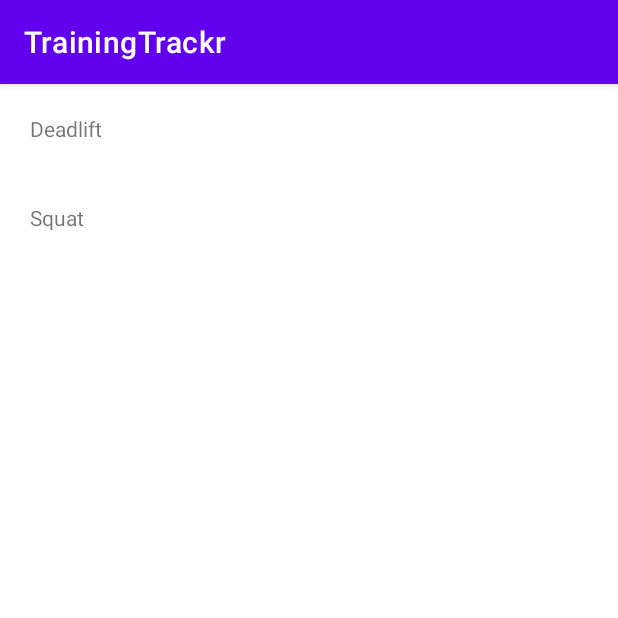
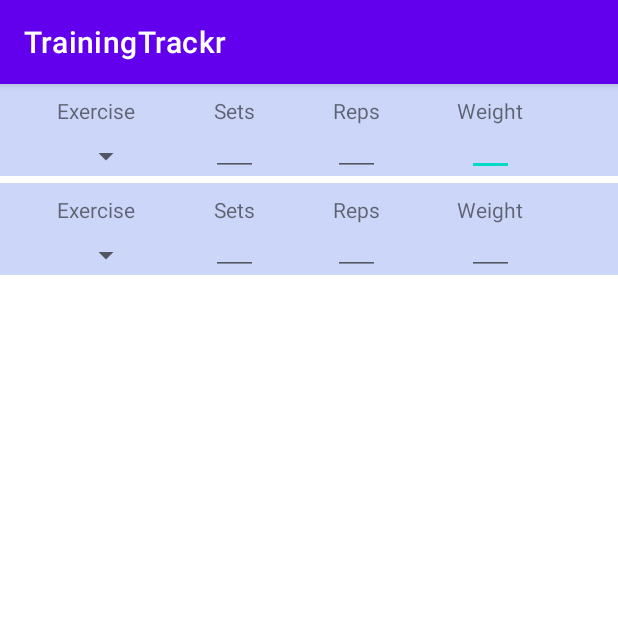
Before and after one commit to mandi234/TrainingTrackr, an Android app: the TrainingActivity screen opened directly, with no data from a screen before it, on a phone screen of 412 x 824 dp, the top half of it. Run offline under Robolectric (Android 15) with nearby library versions, the phone set to English and light mode, and no system bars.

Commit message:
Modify viewHolder view to be somewhat ok

```diff
--- a/app/src/main/java/com/example/trainingtrackr/TrainingActivity.java
+++ b/app/src/main/java/com/example/trainingtrackr/TrainingActivity.java
@@ -2,9 +2,12 @@ package com.example.trainingtrackr;
 
 import androidx.appcompat.app.AppCompatActivity;
 import androidx.recyclerview.widget.DefaultItemAnimator;
+import androidx.recyclerview.widget.DividerItemDecoration;
 import androidx.recyclerview.widget.LinearLayoutManager;
 import androidx.recyclerview.widget.RecyclerView;
 
+import android.annotation.SuppressLint;
+import android.graphics.drawable.Drawable;
 import android.os.Bundle;
 
 import com.example.trainingtrackr.adapters.TrainingAdapter;
@@ -25,14 +28,15 @@ public class TrainingActivity extends AppCompatActivity {
         recyclerView = findViewById(R.id.training_recycler_view);
         exercisesList = new ArrayList<>();
 
-        exercisesList.add(new Exercise("Deadlift", 5, 5, 50, "Test notki"));
-        exercisesList.add(new Exercise("Squat", 2, 8, 150, "Test notki2"));
-        exercisesList.add();
+        exercisesList.add(new Exercise("Agata jest", 5, 5, 50, "Test notki"));
+        exercisesList.add(new Exercise("SUPER!", 2, 8, 150, "Test notki2"));
+
         initAdapter();
 
 
     }
 
+    @SuppressLint("UseCompatLoadingForDrawables")
     private void initAdapter() {
         TrainingAdapter trainingAdapter = new TrainingAdapter(exercisesList);
         RecyclerView.LayoutManager layoutManager =  new LinearLayoutManager(getApplicationContext());
@@ -40,5 +44,9 @@ public class TrainingActivity extends AppCompatActivity {
         recyclerView.setAdapter(trainingAdapter);
         recyclerView.setItemAnimator(new DefaultItemAnimator());
 
+        DividerItemDecoration dividerItemDecoration = new DividerItemDecoration(recyclerView.getContext(), DividerItemDecoration.VERTICAL);
+        dividerItemDecoration.setDrawable(getResources().getDrawable(R.drawable.exercise_item_divider));
+        recyclerView.addItemDecoration(dividerItemDecoration);
+
     }
 }
--- a/app/src/main/java/com/example/trainingtrackr/adapters/TrainingAdapter.java
+++ b/app/src/main/java/com/example/trainingtrackr/adapters/TrainingAdapter.java
@@ -11,7 +11,6 @@ import androidx.recyclerview.widget.RecyclerView;
 
 import com.example.trainingtrackr.R;
 import com.example.trainingtrackr.model.Exercise;
-import com.example.trainingtrackr.model.Training;
 
 import org.jetbrains.annotations.NotNull;
 
@@ -38,7 +37,7 @@ public class TrainingAdapter extends RecyclerView.Adapter<TrainingAdapter.Excerc
     @Override
     public void onBindViewHolder(@NonNull @NotNull TrainingAdapter.ExcerciseViewHolder holder, int position) {
         String exerciseName = exercisesList.get(position).getName();
-        holder.exerciseNameTextView.setText(exerciseName);
+
     }
 
     @Override
@@ -48,11 +47,11 @@ public class TrainingAdapter extends RecyclerView.Adapter<TrainingAdapter.Excerc
 
     public class ExcerciseViewHolder extends RecyclerView.ViewHolder {
 
-        private TextView exerciseNameTextView;
+
 
         public ExcerciseViewHolder(@NonNull @NotNull View itemView) {
             super(itemView);
-            exerciseNameTextView = itemView.findViewById(R.id.exercise_name_tv);
+
 
         }
     }
--- /dev/null
+++ b/app/src/main/res/drawable/exercise_item_divider.xml
@@ -0,0 +1,5 @@
+<shape xmlns:android="http://schemas.android.com/apk/res/android"
+    android:shape="rectangle">
+    <solid android:color="@color/white"/>
+    <size android:height="4.5dp"/>
+</shape>
--- a/app/src/main/res/layout/exercise_card_layout.xml
+++ b/app/src/main/res/layout/exercise_card_layout.xml
@@ -3,19 +3,101 @@
     xmlns:app="http://schemas.android.com/apk/res-auto"
     xmlns:tools="http://schemas.android.com/tools"
     android:layout_width="match_parent"
-    android:layout_height="wrap_content">
+    android:layout_height="wrap_content"
+    android:background="#B7B9C6F6"
+    android:rotation="0"
+    android:rotationX="0"
+    android:rotationY="0">
+
+    <EditText
+        android:id="@+id/editTextNumber2"
+        android:layout_width="31dp"
+        android:layout_height="26dp"
+        android:layout_marginTop="8dp"
+        android:ems="10"
+        android:inputType="number"
+        app:layout_constraintEnd_toEndOf="@+id/textView6"
+        app:layout_constraintStart_toStartOf="@+id/textView6"
+        app:layout_constraintTop_toBottomOf="@+id/textView6" />
+
+    <EditText
+        android:id="@+id/editTextNumber3"
+        android:layout_width="31dp"
+        android:layout_height="26dp"
+        android:layout_marginTop="8dp"
+        android:ems="10"
+        android:inputType="number"
+        app:layout_constraintEnd_toEndOf="@+id/textView5"
+        app:layout_constraintStart_toStartOf="@+id/textView5"
+        app:layout_constraintTop_toBottomOf="@+id/textView5" />
+
+    <Spinner
+        android:id="@+id/spinner"
+        android:layout_width="57dp"
+        android:layout_height="25dp"
+        android:layout_marginStart="24dp"
+        android:layout_marginLeft="24dp"
+        android:layout_marginTop="8dp"
+        app:layout_constraintEnd_toEndOf="@+id/textView3"
+        app:layout_constraintHorizontal_bias="0.857"
+        app:layout_constraintStart_toStartOf="@+id/textView3"
+        app:layout_constraintTop_toBottomOf="@+id/textView3" />
 
     <TextView
-        android:id="@+id/exercise_name_tv"
+        android:id="@+id/textView3"
         android:layout_width="wrap_content"
         android:layout_height="wrap_content"
-        android:layout_marginStart="20dp"
-        android:layout_marginLeft="20dp"
-        android:layout_marginTop="20dp"
-        android:layout_marginBottom="20dp"
-        android:text="ExerciseName"
-        app:layout_constraintBottom_toBottomOf="parent"
+        android:layout_marginStart="28dp"
+        android:layout_marginLeft="28dp"
+        android:layout_marginTop="8dp"
+        android:text="Exercise"
+        app:layout_constraintEnd_toStartOf="@+id/textView4"
+        app:layout_constraintHorizontal_bias="0.163"
         app:layout_constraintStart_toStartOf="parent"
         app:layout_constraintTop_toTopOf="parent" />
 
+    <TextView
+        android:id="@+id/textView4"
+        android:layout_width="wrap_content"
+        android:layout_height="wrap_content"
+        android:layout_marginTop="8dp"
+        android:layout_marginEnd="52dp"
+        android:layout_marginRight="52dp"
+        android:text="Sets"
+        app:layout_constraintEnd_toStartOf="@+id/textView5"
+        app:layout_constraintTop_toTopOf="parent" />
+
+    <TextView
+        android:id="@+id/textView5"
+        android:layout_width="wrap_content"
+        android:layout_height="wrap_content"
+        android:layout_marginTop="8dp"
+        android:text="Reps"
+        app:layout_constraintEnd_toEndOf="parent"
+        app:layout_constraintHorizontal_bias="0.583"
+        app:layout_constraintStart_toStartOf="parent"
+        app:layout_constraintTop_toTopOf="parent" />
+
+    <TextView
+        android:id="@+id/textView6"
+        android:layout_width="wrap_content"
+        android:layout_height="wrap_content"
+        android:layout_marginTop="8dp"
+        android:text="Weight"
+        app:layout_constraintEnd_toEndOf="parent"
+        app:layout_constraintHorizontal_bias="0.448"
+        app:layout_constraintStart_toEndOf="@+id/textView5"
+        app:layout_constraintTop_toTopOf="parent" />
+
+    <EditText
+        android:id="@+id/editTextNumber"
+        android:layout_width="31dp"
+        android:layout_height="26dp"
+        android:layout_marginTop="8dp"
+        android:ems="10"
+        android:inputType="number"
+        app:layout_constraintEnd_toEndOf="@+id/textView4"
+        app:layout_constraintStart_toStartOf="@+id/textView4"
+        app:layout_constraintTop_toBottomOf="@+id/textView4" />
+
 </androidx.constraintlayout.widget.ConstraintLayout>
```
